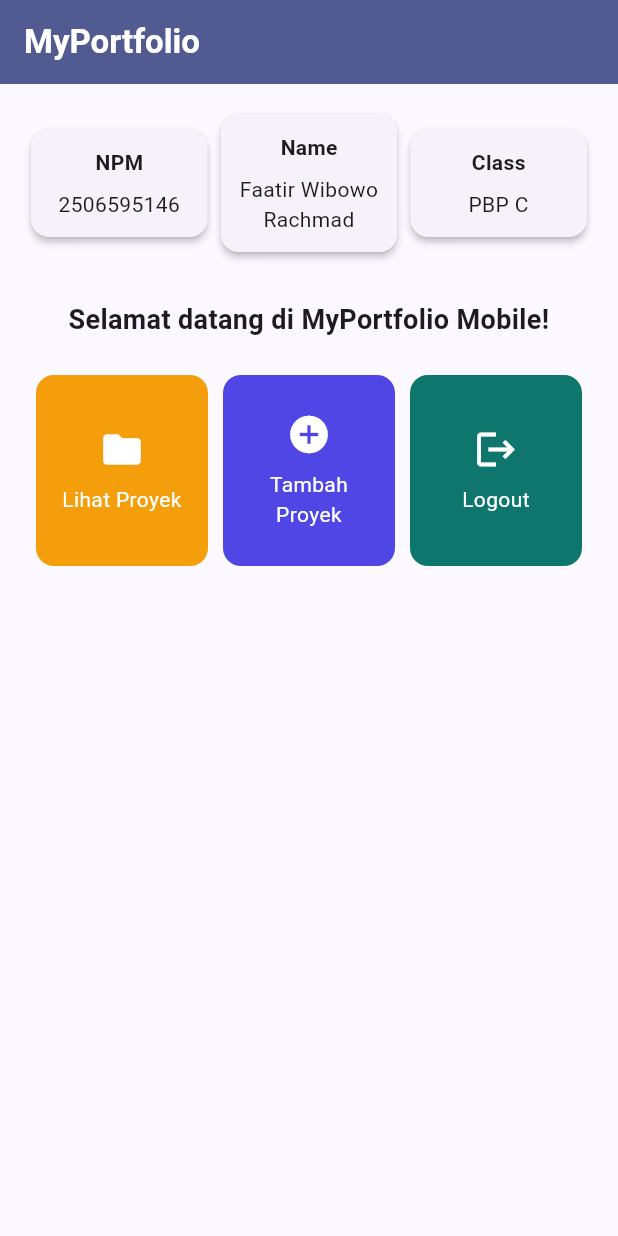
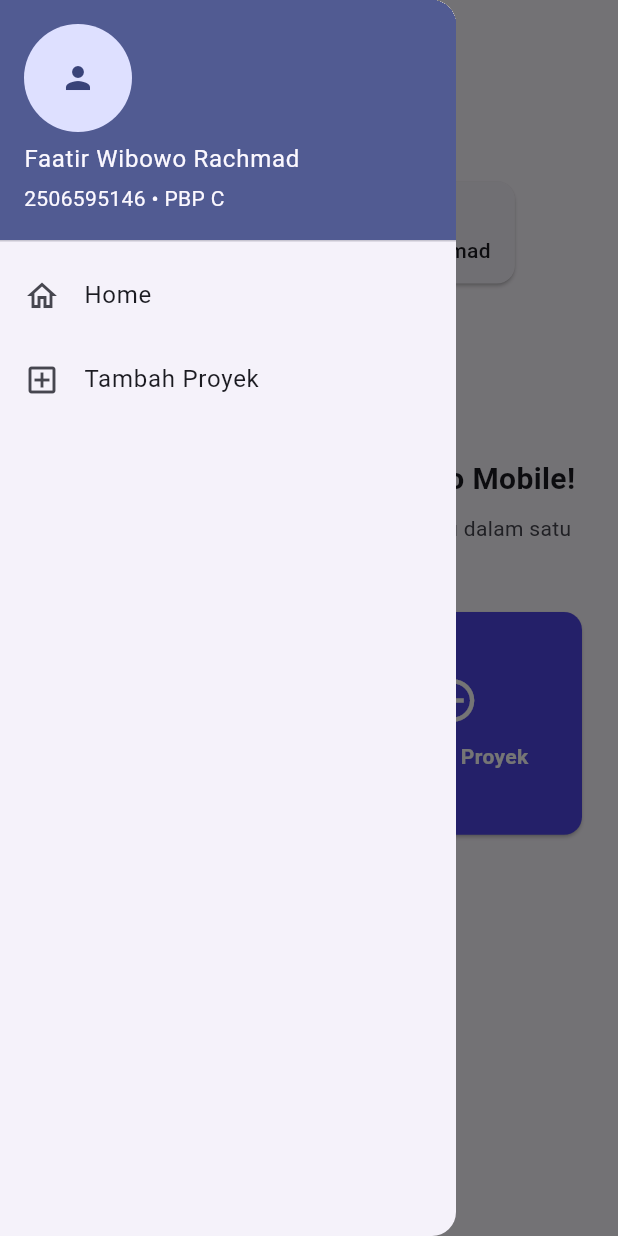
Before and after one commit to faatirrachmad/myportofolio_mobile, a Flutter app: the screen it shows after launch, with the side drawer open (before the commit the screen has no drawer), on a phone screen of 412 x 824 dp. Run offline on Flutter 3.47's test engine with Material 3 defaults, Android fonts, the phone set to English and light mode, and no system bars.

Commit message:
refactor: split home page and shared navigation widgets

```diff
--- a/lib/main.dart
+++ b/lib/main.dart
@@ -1,5 +1,5 @@
 import 'package:flutter/material.dart';
-import 'package:myportofolio_mobile/menu.dart';
+import 'screens/home_page.dart';
 
 void main() {
   runApp(const MyApp());
@@ -19,7 +19,7 @@ class MyApp extends StatelessWidget {
         ),
         useMaterial3: true,
       ),
-      home: const MyHomePage(),
+      home: const HomePage(),
     );
   }
 }
--- a/lib/menu.dart
+++ /dev/null
@@ -1,157 +0,0 @@
-import 'package:flutter/material.dart';
-
-class MyHomePage extends StatelessWidget {
-  const MyHomePage({super.key});
-
-  final String npm = '2506595146';
-  final String nama = 'Faatir Wibowo Rachmad';
-  final String kelas = 'PBP C';
-
-  static const List<ItemHomepage> items = [
-    ItemHomepage(
-      name: 'Lihat Proyek',
-      icon: Icons.folder,
-      color: Color(0xFFF59E0B),
-    ),
-    ItemHomepage(
-      name: 'Tambah Proyek',
-      icon: Icons.add_circle,
-      color: Color(0xFF4F46E5),
-    ),
-    ItemHomepage(
-      name: 'Logout',
-      icon: Icons.logout,
-      color: Color(0xFF0F766E),
-    ),
-  ];
-
-  @override
-  Widget build(BuildContext context) {
-    return Scaffold(
-      appBar: AppBar(
-        title: const Text(
-          'MyPortfolio',
-          style: TextStyle(
-            color: Colors.white,
-            fontWeight: FontWeight.bold,
-          ),
-        ),
-        backgroundColor: Theme.of(context).colorScheme.primary,
-      ),
-      body: SafeArea(
-        child: SingleChildScrollView(
-          padding: const EdgeInsets.all(16),
-          child: Column(
-            children: [
-              Row(
-                mainAxisAlignment: MainAxisAlignment.spaceEvenly,
-                children: [
-                  InfoCard(title: 'NPM', content: npm),
-                  InfoCard(title: 'Name', content: nama),
-                  InfoCard(title: 'Class', content: kelas),
-                ],
-              ),
-              const SizedBox(height: 28),
-              const Text(
-                'Selamat datang di MyPortfolio Mobile!',
-                textAlign: TextAlign.center,
-                style: TextStyle(fontWeight: FontWeight.bold, fontSize: 18),
-              ),
-              const SizedBox(height: 16),
-              GridView.count(
-                primary: false,
-                shrinkWrap: true,
-                padding: const EdgeInsets.all(8),
-                crossAxisSpacing: 10,
-                mainAxisSpacing: 10,
-                crossAxisCount: 3,
-                childAspectRatio: 0.9,
-                children: items.map((item) => ItemCard(item: item)).toList(),
-              ),
-            ],
-          ),
-        ),
-      ),
-    );
-  }
-}
-
-class InfoCard extends StatelessWidget {
-  final String title;
-  final String content;
-
-  const InfoCard({super.key, required this.title, required this.content});
-
-  @override
-  Widget build(BuildContext context) {
-    return Card(
-      elevation: 2,
-      child: SizedBox(
-        width: MediaQuery.of(context).size.width / 3.5,
-        child: Padding(
-          padding: const EdgeInsets.all(12),
-          child: Column(
-            children: [
-              Text(title, style: const TextStyle(fontWeight: FontWeight.bold)),
-              const SizedBox(height: 8),
-              Text(content, textAlign: TextAlign.center),
-            ],
-          ),
-        ),
-      ),
-    );
-  }
-}
-
-class ItemHomepage {
-  final String name;
-  final IconData icon;
-  final Color color;
-
-  const ItemHomepage({
-    required this.name,
-    required this.icon,
-    required this.color,
-  });
-}
-
-class ItemCard extends StatelessWidget {
-  final ItemHomepage item;
-
-  const ItemCard({super.key, required this.item});
-
-  @override
-  Widget build(BuildContext context) {
-    return Material(
-      color: item.color,
-      borderRadius: BorderRadius.circular(12),
-      child: InkWell(
-        borderRadius: BorderRadius.circular(12),
-        onTap: () {
-          ScaffoldMessenger.of(context)
-            ..hideCurrentSnackBar()
-            ..showSnackBar(
-              SnackBar(content: Text('Kamu telah menekan tombol ${item.name}!')),
-            );
-        },
-        child: Container(
-          padding: const EdgeInsets.all(8),
-          child: Center(
-            child: Column(
-              mainAxisAlignment: MainAxisAlignment.center,
-              children: [
-                Icon(item.icon, color: Colors.white, size: 30),
-                const SizedBox(height: 8),
-                Text(
-                  item.name,
-                  textAlign: TextAlign.center,
-                  style: const TextStyle(color: Colors.white),
-                ),
-              ],
-            ),
-          ),
-        ),
-      ),
-    );
-  }
-}
--- /dev/null
+++ b/lib/screens/home_page.dart
@@ -0,0 +1,55 @@
+import 'package:flutter/material.dart';
+import '../widgets/action_card.dart';
+import '../widgets/app_drawer.dart';
+import '../widgets/info_card.dart';
+
+class HomePage extends StatelessWidget {
+  const HomePage({super.key});
+
+  static const _actions = [
+    ActionCardData(title: 'Lihat Proyek', icon: Icons.folder_open, color: Color(0xFFF59E0B)),
+    ActionCardData(title: 'Tambah Proyek', icon: Icons.add_circle_outline, color: Color(0xFF4F46E5)),
+    ActionCardData(title: 'Logout', icon: Icons.logout, color: Color(0xFF0F766E)),
+  ];
+
+  @override
+  Widget build(BuildContext context) {
+    return Scaffold(
+      appBar: AppBar(title: const Text('MyPortfolio')),
+      drawer: const AppDrawer(),
+      body: SafeArea(
+        child: SingleChildScrollView(
+          padding: const EdgeInsets.all(20),
+          child: Column(crossAxisAlignment: CrossAxisAlignment.stretch, children: [
+            const Text('Profil Mahasiswa', style: TextStyle(fontSize: 20, fontWeight: FontWeight.bold)),
+            const SizedBox(height: 12),
+            const Wrap(spacing: 8, runSpacing: 8, children: [
+              InfoCard(title: 'NPM', content: '2506595146'),
+              InfoCard(title: 'Nama', content: 'Faatir Wibowo Rachmad'),
+              InfoCard(title: 'Kelas', content: 'PBP C'),
+            ]),
+            const SizedBox(height: 28),
+            const Text('Selamat datang di MyPortfolio Mobile!', textAlign: TextAlign.center,
+                style: TextStyle(fontWeight: FontWeight.bold, fontSize: 20)),
+            const SizedBox(height: 8),
+            Text('Kelola perjalanan dan karya profesionalmu dalam satu tempat.',
+                textAlign: TextAlign.center, style: TextStyle(color: Theme.of(context).colorScheme.onSurfaceVariant)),
+            const SizedBox(height: 22),
+            LayoutBuilder(builder: (context, constraints) {
+              final columns = constraints.maxWidth > 600 ? 3 : 2;
+              return GridView.count(
+                primary: false,
+                shrinkWrap: true,
+                crossAxisCount: columns,
+                crossAxisSpacing: 12,
+                mainAxisSpacing: 12,
+                childAspectRatio: 1.15,
+                children: _actions.map((action) => ActionCard(data: action)).toList(),
+              );
+            }),
+          ]),
+        ),
+      ),
+    );
+  }
+}
--- /dev/null
+++ b/lib/widgets/action_card.dart
@@ -0,0 +1,38 @@
+import 'package:flutter/material.dart';
+
+class ActionCardData {
+  const ActionCardData({required this.title, required this.icon, required this.color});
+
+  final String title;
+  final IconData icon;
+  final Color color;
+}
+
+class ActionCard extends StatelessWidget {
+  const ActionCard({super.key, required this.data});
+
+  final ActionCardData data;
+
+  @override
+  Widget build(BuildContext context) => Card(
+        clipBehavior: Clip.antiAlias,
+        color: data.color,
+        child: InkWell(
+          onTap: () => ScaffoldMessenger.of(context)
+            ..hideCurrentSnackBar()
+            ..showSnackBar(SnackBar(content: Text('Kamu memilih ${data.title}.'))),
+          child: Semantics(
+            button: true,
+            child: Center(child: Padding(
+              padding: const EdgeInsets.all(12),
+              child: Column(mainAxisSize: MainAxisSize.min, children: [
+                Icon(data.icon, color: Colors.white, size: 34),
+                const SizedBox(height: 10),
+                Text(data.title, textAlign: TextAlign.center,
+                    style: const TextStyle(color: Colors.white, fontWeight: FontWeight.w600)),
+              ]),
+            )),
+          ),
+        ),
+      );
+}
--- /dev/null
+++ b/lib/widgets/app_drawer.dart
@@ -0,0 +1,25 @@
+import 'package:flutter/material.dart';
+
+class AppDrawer extends StatelessWidget {
+  const AppDrawer({super.key});
+
+  @override
+  Widget build(BuildContext context) => Drawer(
+        child: SafeArea(child: Column(children: [
+          const UserAccountsDrawerHeader(
+            accountName: Text('Faatir Wibowo Rachmad'),
+            accountEmail: Text('2506595146 • PBP C'),
+            currentAccountPicture: CircleAvatar(child: Icon(Icons.person)),
+          ),
+          ListTile(leading: const Icon(Icons.home_outlined), title: const Text('Home'),
+            onTap: () => Navigator.pop(context)),
+          ListTile(leading: const Icon(Icons.add_box_outlined), title: const Text('Tambah Proyek'),
+            onTap: () {
+              Navigator.pop(context);
+              ScaffoldMessenger.of(context).showSnackBar(
+                const SnackBar(content: Text('Form tambah proyek akan segera tersedia.')),
+              );
+            }),
+        ])),
+      );
+}
--- /dev/null
+++ b/lib/widgets/info_card.dart
@@ -0,0 +1,20 @@
+import 'package:flutter/material.dart';
+
+class InfoCard extends StatelessWidget {
+  const InfoCard({super.key, required this.title, required this.content});
+
+  final String title;
+  final String content;
+
+  @override
+  Widget build(BuildContext context) => Card(
+        child: Padding(
+          padding: const EdgeInsets.symmetric(horizontal: 16, vertical: 12),
+          child: Column(crossAxisAlignment: CrossAxisAlignment.start, children: [
+            Text(title, style: TextStyle(color: Theme.of(context).colorScheme.primary, fontWeight: FontWeight.w600)),
+            const SizedBox(height: 4),
+            Text(content, style: const TextStyle(fontWeight: FontWeight.w500)),
+          ]),
+        ),
+      );
+}
```
